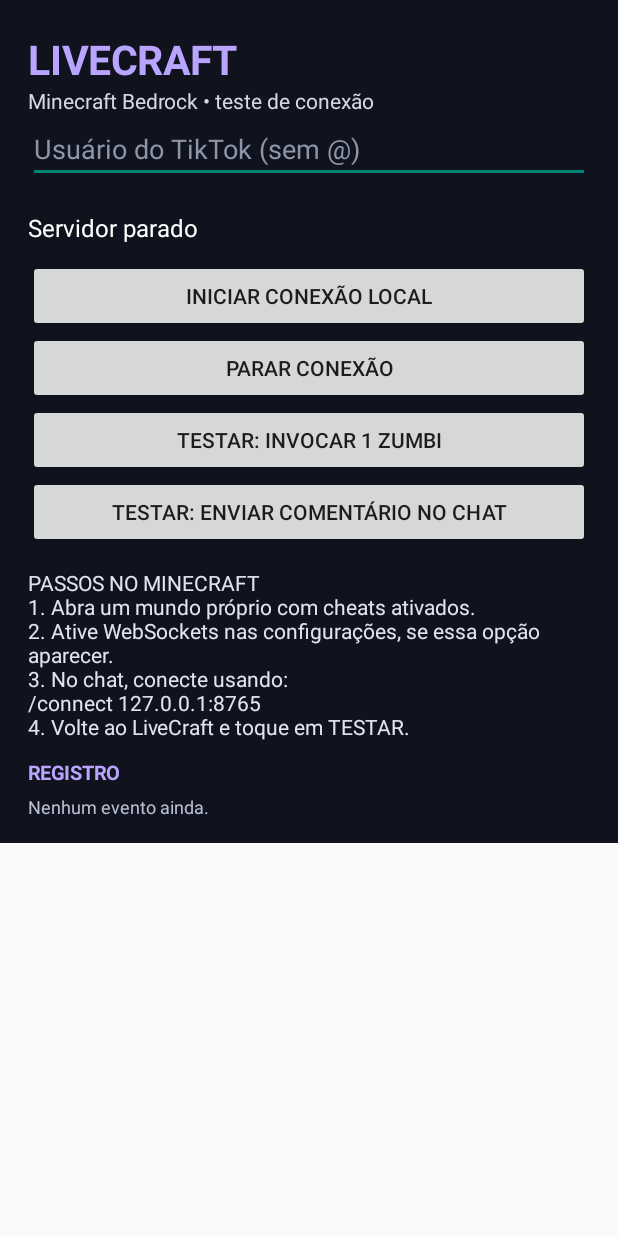
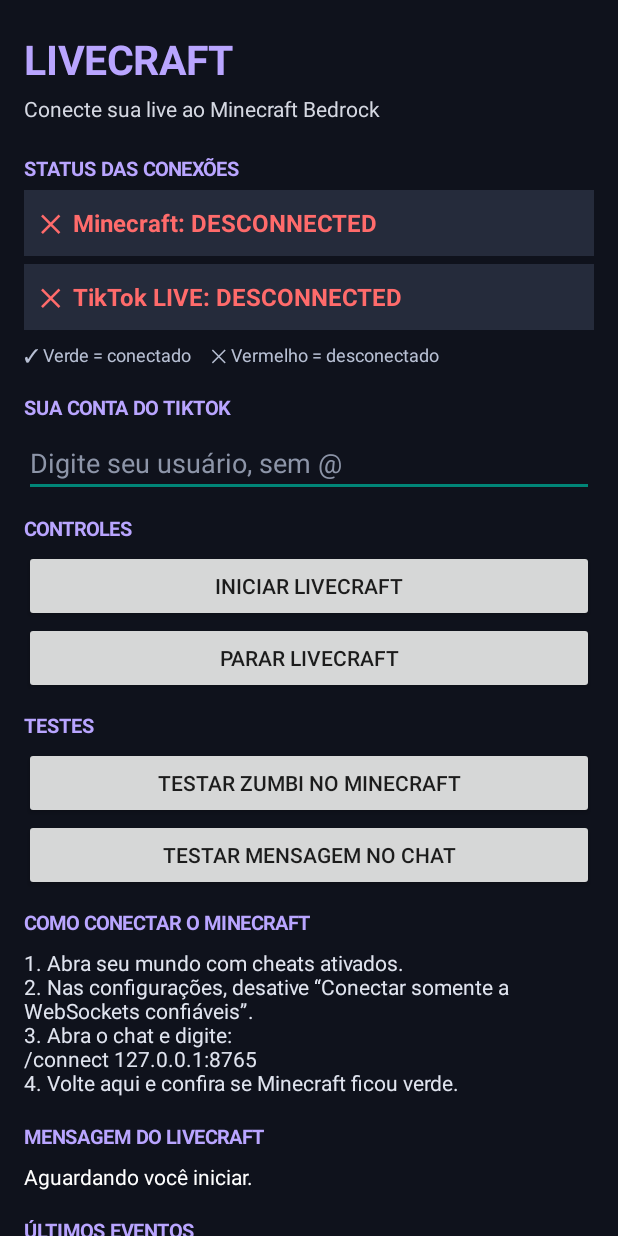
Before and after one commit to LUFFYBWX/LiveCraft, an Android app: the screen it shows after launch (MainActivity), on a phone screen of 412 x 824 dp. Run offline under Robolectric (Android 15) with nearby library versions, the phone set to English and light mode, and no system bars.

Commit message:
Redesign app interface with clear connection indicators

```diff
--- a/app/src/main/java/com/livecraft/MainActivity.kt
+++ b/app/src/main/java/com/livecraft/MainActivity.kt
@@ -4,14 +4,17 @@ import android.Manifest
 import android.app.Activity
 import android.content.*
 import android.content.pm.PackageManager
+import android.graphics.Typeface
+import android.graphics.Color
 import android.os.Build
 import android.os.Bundle
-import android.view.Gravity
+import android.view.View
 import android.widget.*
-import android.graphics.Typeface
 
 class MainActivity : Activity() {
-    private lateinit var status: TextView
+    private lateinit var minecraftStatus: TextView
+    private lateinit var tiktokStatus: TextView
+    private lateinit var generalStatus: TextView
     private lateinit var log: TextView
     private lateinit var tiktokUsername: EditText
     private var receiverRegistered = false
@@ -19,7 +22,17 @@ class MainActivity : Activity() {
     private val receiver = object : BroadcastReceiver() {
         override fun onReceive(context: Context?, intent: Intent?) {
             if (intent?.action != GameBridgeService.ACTION_UPDATE) return
-            status.text = intent.getStringExtra(GameBridgeService.EXTRA_STATUS) ?: "Aguardando..."
+            setConnectionState(
+                minecraftStatus,
+                intent.getBooleanExtra(GameBridgeService.EXTRA_MINECRAFT_CONNECTED, false),
+                "Minecraft"
+            )
+            setConnectionState(
+                tiktokStatus,
+                intent.getBooleanExtra(GameBridgeService.EXTRA_TIKTOK_CONNECTED, false),
+                "TikTok LIVE"
+            )
+            generalStatus.text = intent.getStringExtra(GameBridgeService.EXTRA_STATUS) ?: "Aguardando..."
             val line = intent.getStringExtra(GameBridgeService.EXTRA_LOG)
             if (!line.isNullOrBlank()) log.text = "$line\n" + log.text
         }
@@ -27,84 +40,112 @@ class MainActivity : Activity() {
 
     override fun onCreate(savedInstanceState: Bundle?) {
         super.onCreate(savedInstanceState)
-        val layout = LinearLayout(this).apply {
+        val root = LinearLayout(this).apply {
             orientation = LinearLayout.VERTICAL
-            setPadding(28, 32, 28, 24)
-            setBackgroundColor(0xFF10131D.toInt())
+            setPadding(24, 28, 24, 28)
+            setBackgroundColor(Color.rgb(15, 18, 28))
         }
 
-        val title = TextView(this).apply {
-            text = "LIVECRAFT"
-            textSize = 27f
-            setTextColor(0xFFB9A5FF.toInt())
-            typeface = Typeface.DEFAULT_BOLD
-        }
-        val subtitle = TextView(this).apply {
-            text = "Minecraft Bedrock • teste de conexão"
-            textSize = 14f
-            setTextColor(0xFFD5D8E2.toInt())
-        }
-        status = TextView(this).apply {
-            text = "Servidor parado"
-            textSize = 16f
-            setTextColor(0xFFFFFFFF.toInt())
-            setPadding(0, 28, 0, 16)
-        }
+        root.addView(label("LIVECRAFT", 27f, 0xFFB9A5FF.toInt(), true))
+        root.addView(label("Conecte sua live ao Minecraft Bedrock", 14f, 0xFFD5D8E2.toInt()))
+        root.addView(space(18))
 
+        root.addView(sectionTitle("STATUS DAS CONEXÕES"))
+        minecraftStatus = connectionRow("Minecraft")
+        tiktokStatus = connectionRow("TikTok LIVE")
+        root.addView(minecraftStatus)
+        root.addView(tiktokStatus)
+        root.addView(label("✓ Verde = conectado     ✕ Vermelho = desconectado", 12f, 0xFFB8C0D4.toInt()))
+        root.addView(space(12))
+
+        root.addView(sectionTitle("SUA CONTA DO TIKTOK"))
         tiktokUsername = EditText(this).apply {
-            hint = "Usuário do TikTok (sem @)"
+            hint = "Digite seu usuário, sem @"
             setSingleLine(true)
-            setTextColor(0xFFFFFFFF.toInt())
+            setTextColor(Color.WHITE)
             setHintTextColor(0xFF8D95A8.toInt())
             setText(getSharedPreferences("livecraft", MODE_PRIVATE).getString("tiktok_username", "") ?: "")
         }
+        root.addView(tiktokUsername)
+        root.addView(space(8))
 
-        val start = makeButton("INICIAR CONEXÃO LOCAL") {
+        root.addView(sectionTitle("CONTROLES"))
+        root.addView(makeButton("INICIAR LIVECRAFT") {
             requestNotificationPermissionIfNeeded()
             val username = tiktokUsername.text.toString().trim().removePrefix("@")
             getSharedPreferences("livecraft", MODE_PRIVATE).edit().putString("tiktok_username", username).apply()
             val i = Intent(this, GameBridgeService::class.java).setAction(GameBridgeService.ACTION_START)
             if (Build.VERSION.SDK_INT >= 26) startForegroundService(i) else startService(i)
-            status.text = "Iniciando servidor..."
-        }
-        val stop = makeButton("PARAR CONEXÃO") {
+            generalStatus.text = "Iniciando conexões..."
+        })
+        root.addView(makeButton("PARAR LIVECRAFT") {
             startService(Intent(this, GameBridgeService::class.java).setAction(GameBridgeService.ACTION_STOP))
-            status.text = "Servidor parado"
-        }
-        val test = makeButton("TESTAR: INVOCAR 1 ZUMBI") {
+            generalStatus.text = "Desligando conexões..."
+        })
+        root.addView(space(8))
+
+        root.addView(sectionTitle("TESTES"))
+        root.addView(makeButton("TESTAR ZUMBI NO MINECRAFT") {
             val ok = GameBridgeService.sendCommand("summon zombie ~ ~1 ~")
-            if (!ok) status.text = "Minecraft ainda não está conectado"
-            else status.text = "Comando enviado! Confira o Minecraft."
+            generalStatus.text = if (ok) "Comando enviado. Confira seu mundo." else "Minecraft não conectado. Veja o status acima."
+        })
+        root.addView(makeButton("TESTAR MENSAGEM NO CHAT") {
+            val ok = GameBridgeService.sendChatMessageForTest()
+            generalStatus.text = if (ok) "Mensagem enviada. Confira o chat do Minecraft." else "Minecraft não conectado. Veja o status acima."
+        })
+        root.addView(space(8))
+
+        root.addView(sectionTitle("COMO CONECTAR O MINECRAFT"))
+        root.addView(label(
+            "1. Abra seu mundo com cheats ativados.\n2. Nas configurações, desative “Conectar somente a WebSockets confiáveis”.\n3. Abra o chat e digite:\n/connect 127.0.0.1:8765\n4. Volte aqui e confira se Minecraft ficou verde.",
+            14f, 0xFFE0E4EF.toInt()
+        ))
+        root.addView(space(12))
+
+        root.addView(sectionTitle("MENSAGEM DO LIVECRAFT"))
+        generalStatus = label("Aguardando você iniciar.", 14f, Color.WHITE)
+        root.addView(generalStatus)
+        root.addView(space(12))
+
+        root.addView(sectionTitle("ÚLTIMOS EVENTOS"))
+        log = label("Nenhum evento recebido ainda.", 12f, 0xFFB8C0D4.toInt())
+        root.addView(log)
+
+        setContentView(ScrollView(this).apply { addView(root) })
+    }
+
+    private fun connectionRow(name: String): TextView = TextView(this).apply {
+        text = "✕  $name: DESCONNECTED"
+        textSize = 16f
+        typeface = Typeface.DEFAULT_BOLD
+        setTextColor(0xFFFF6B6B.toInt())
+        setPadding(16, 16, 16, 16)
+        setBackgroundColor(0xFF252B3B.toInt())
+        val params = LinearLayout.LayoutParams(LinearLayout.LayoutParams.MATCH_PARENT, LinearLayout.LayoutParams.WRAP_CONTENT)
+        params.bottomMargin = 8
+        layoutParams = params
+    }
+
+    private fun setConnectionState(view: TextView, connected: Boolean, name: String) {
+        view.text = if (connected) "✓  $name: CONECTADO" else "✕  $name: DESCONECTADO"
+        view.setTextColor(if (connected) 0xFF55D68B.toInt() else 0xFFFF6B6B.toInt())
+    }
+
+    private fun label(textValue: String, size: Float, color: Int, bold: Boolean = false): TextView =
+        TextView(this).apply {
+            text = textValue
+            textSize = size
+            setTextColor(color)
+            if (bold) typeface = Typeface.DEFAULT_BOLD
+            setPadding(0, 4, 0, 4)
         }
 
-        val testChat = makeButton("TESTAR: ENVIAR COMENTÁRIO NO CHAT") {
-            val ok = GameBridgeService.sendChatMessageForTest()
-            status.text = if (ok) "Comentário de teste enviado! Confira o chat do Minecraft." else "Minecraft ainda não está conectado"
-        }
+    private fun sectionTitle(value: String): TextView = label(value, 13f, 0xFFB9A5FF.toInt(), true).apply {
+        setPadding(0, 10, 0, 8)
+    }
 
-        val instructions = TextView(this).apply {
-            text = "PASSOS NO MINECRAFT\n1. Abra um mundo próprio com cheats ativados.\n2. Ative WebSockets nas configurações, se essa opção aparecer.\n3. No chat, conecte usando:\n/connect 127.0.0.1:8765\n4. Volte ao LiveCraft e toque em TESTAR."
-            textSize = 14f
-            setTextColor(0xFFE0E4EF.toInt())
-            setPadding(0, 20, 0, 18)
-        }
-        val heading = TextView(this).apply {
-            text = "REGISTRO"
-            textSize = 13f
-            setTextColor(0xFFB9A5FF.toInt())
-            typeface = Typeface.DEFAULT_BOLD
-        }
-        log = TextView(this).apply {
-            text = "Nenhum evento ainda."
-            textSize = 12f
-            setTextColor(0xFFB8C0D4.toInt())
-            setPadding(0, 8, 0, 0)
-        }
-
-        listOf(title, subtitle, tiktokUsername, status, start, stop, test, testChat, instructions, heading, log).forEach {
-            layout.addView(it)
-        }
-        setContentView(ScrollView(this).apply { addView(layout) })
+    private fun space(height: Int) = View(this).apply {
+        layoutParams = LinearLayout.LayoutParams(1, height)
     }
 
     private fun makeButton(label: String, action: () -> Unit): Button =
```
